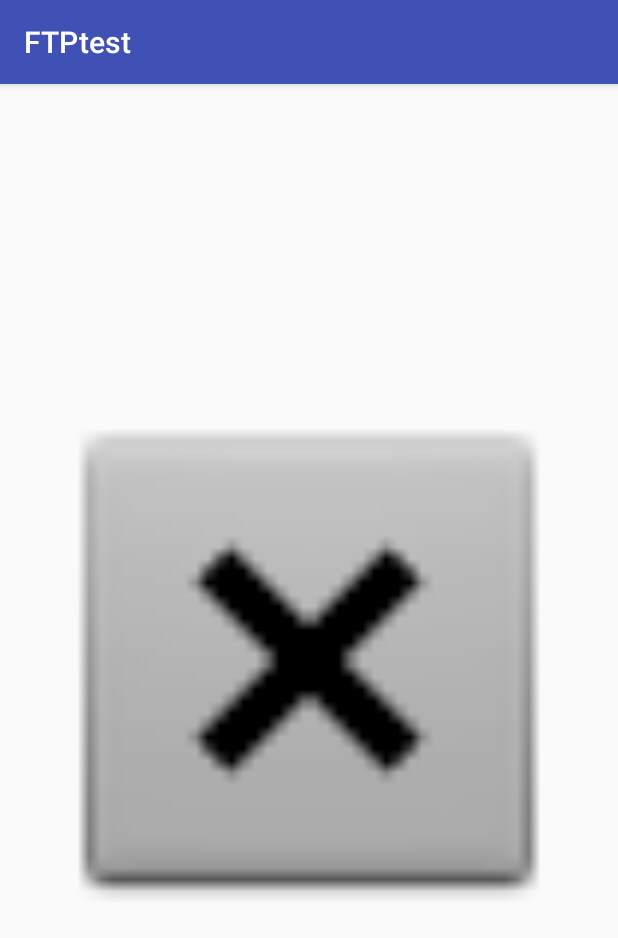
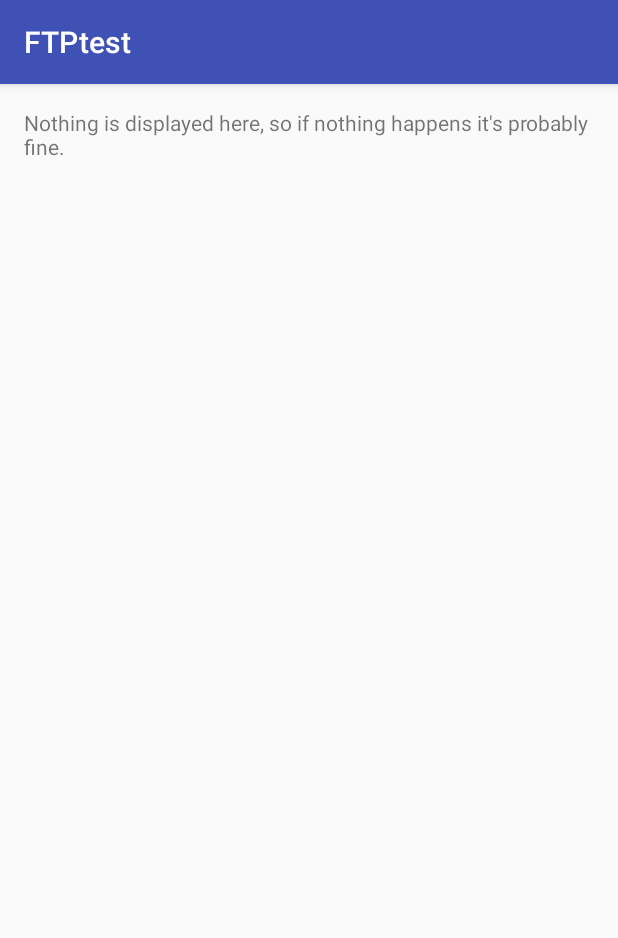
Before and after one commit to FRC2706/FTP_Library, an Android app: the screen it shows after launch (MainActivity), on a phone screen of 412 x 824 dp. Shown: the top 938 px of the screen. Run offline under Robolectric (Android 15) with nearby library versions, the phone set to English and light mode, and no system bars.

```diff
--- a/app/src/main/res/layout/activity_main.xml
+++ b/app/src/main/res/layout/activity_main.xml
@@ -11,13 +11,12 @@
     android:paddingTop="@dimen/activity_vertical_margin"
     tools:context="ca.team2706.scouting.ftptest.MainActivity">
 
-    <ImageView
-        android:id="@+id/imageView"
+    <TextView
+        android:text="Nothing is displayed here, so if nothing happens it's probably fine."
         android:layout_width="wrap_content"
         android:layout_height="wrap_content"
-        android:layout_alignParentBottom="true"
-        android:layout_alignParentEnd="true"
+        android:layout_alignParentTop="true"
         android:layout_alignParentStart="true"
-        android:layout_alignParentTop="true"
-        app:srcCompat="@android:drawable/btn_dialog" />
+        android:id="@+id/textView"
+        android:layout_alignParentEnd="true" />
 </RelativeLayout>
```
